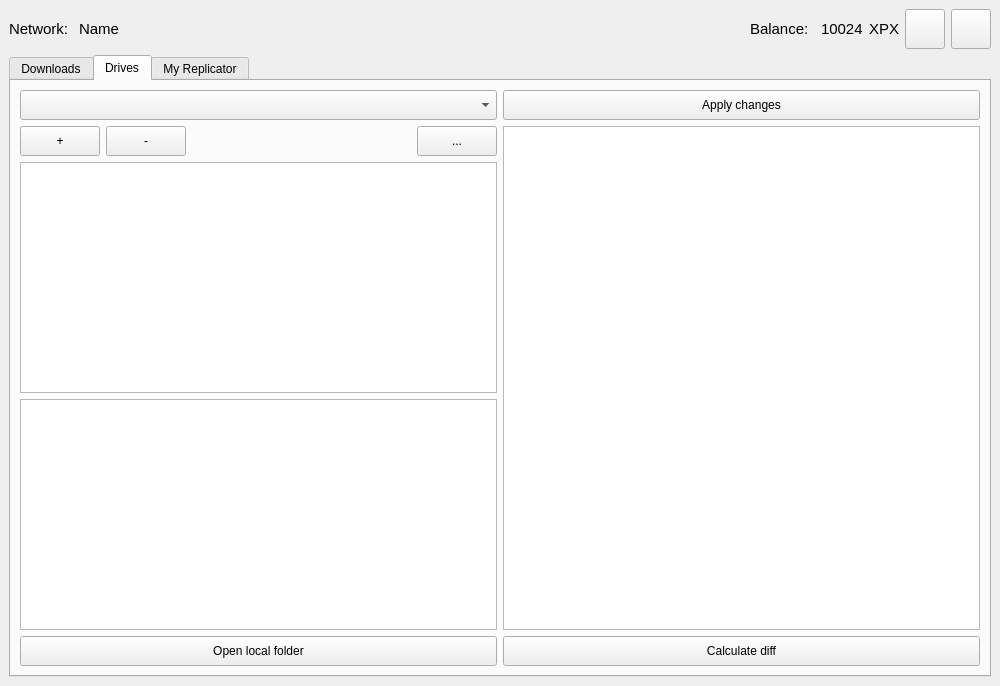
Old version of the form UserApp/mainwin.ui in the repository proximax-storage/cpp-xpx-storage-user-app.
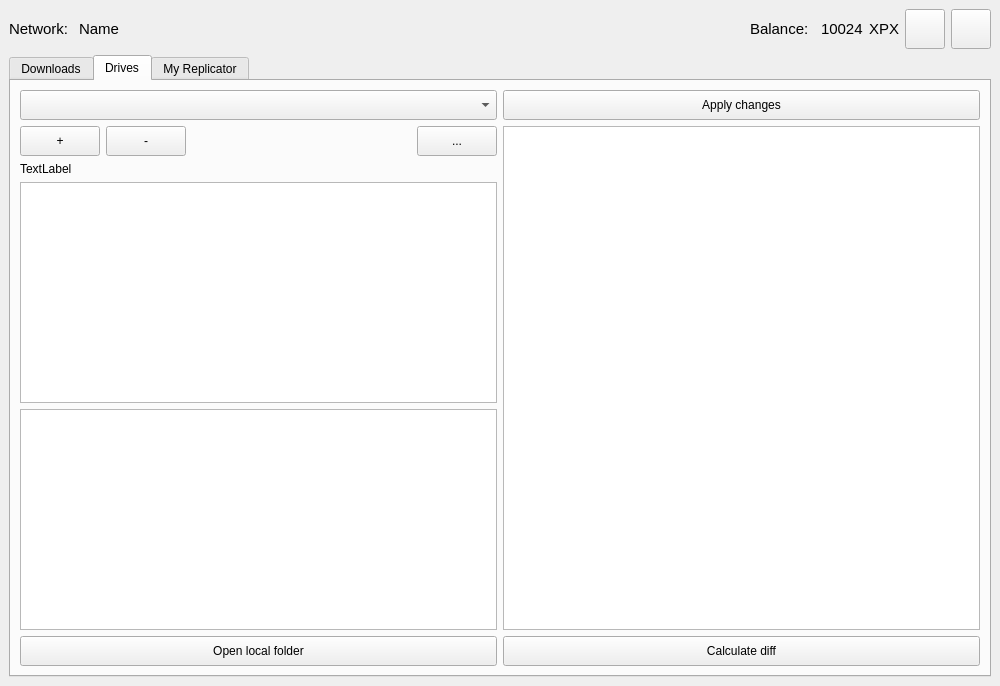
New version of the form.

Commit message: implemented m_driveFsTableModel

```diff
--- a/UserApp/mainwin.ui
+++ b/UserApp/mainwin.ui
@@ -588,6 +588,13 @@
             </item>
            </layout>
           </item>
+          <item>
+           <widget class="QLabel" name="m_drivePath">
+            <property name="text">
+             <string>TextLabel</string>
+            </property>
+           </widget>
+          </item>
           <item>
            <widget class="QTableView" name="m_driveFsTableView"/>
           </item>
```
Left out of the diff: 2 changed lines with no effect on the pictures. The commit also changes 9 other files.
